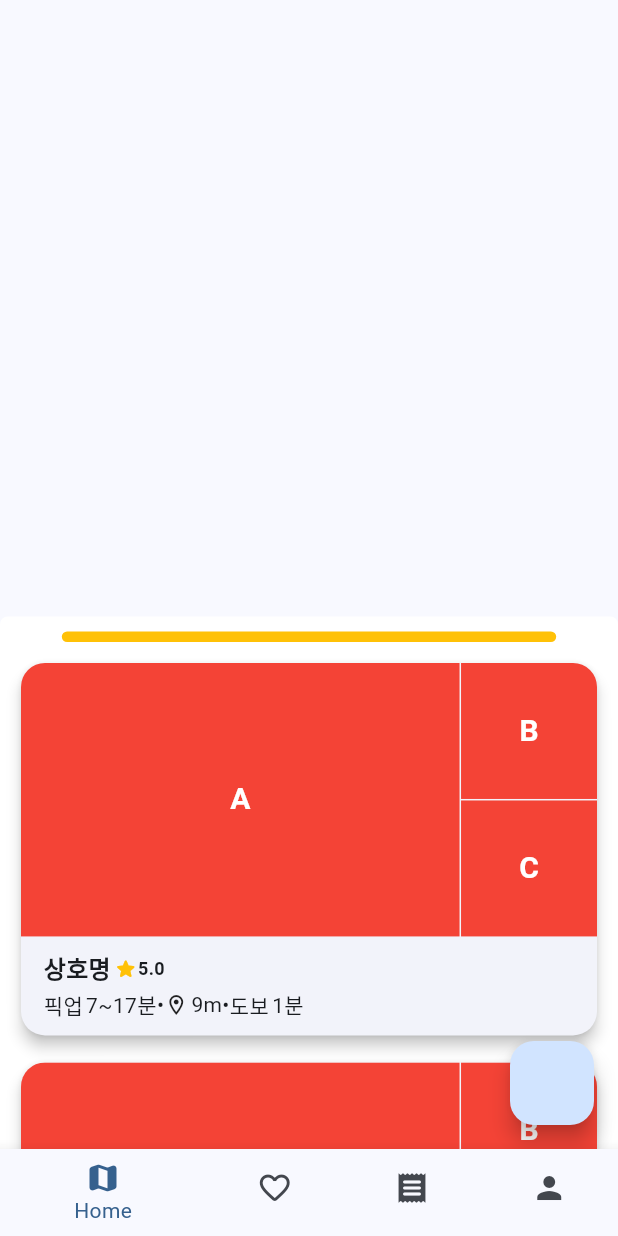
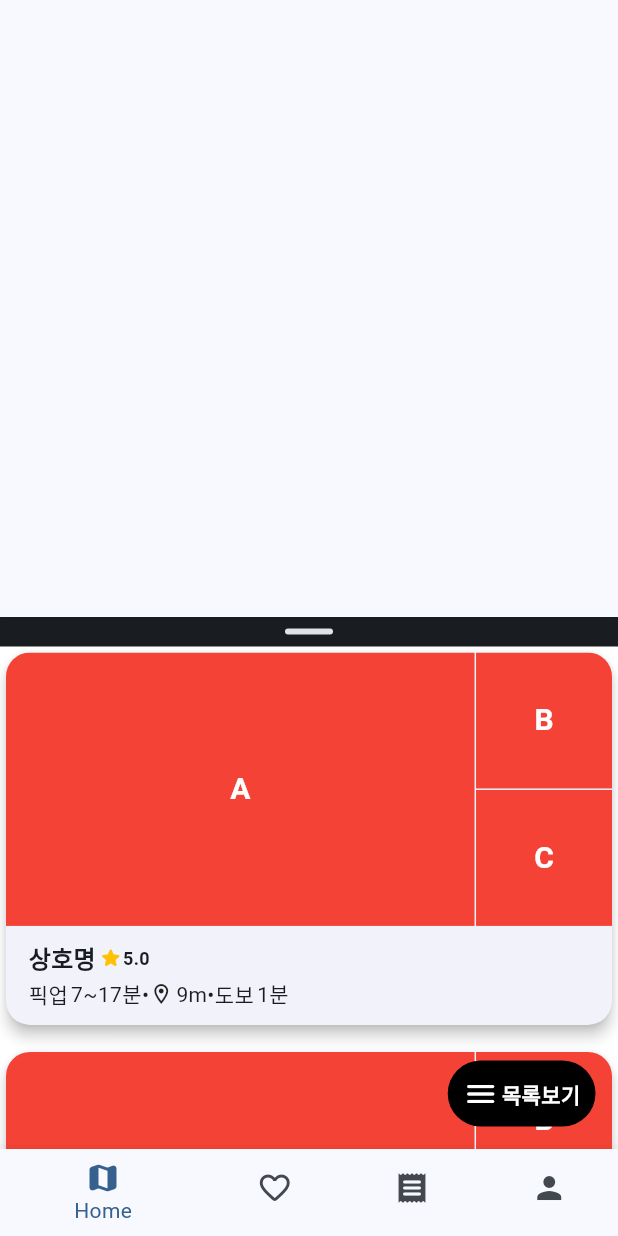
Before and after one commit to justddan/Angel_Eats_Test, a Flutter app: the screen it shows after launch, on a phone screen of 412 x 824 dp. Run offline on Flutter 3.47's test engine with Material 3 defaults, Android fonts, the phone set to English and light mode, and no system bars; our stand-ins replace geolocator, go_router; missing offline and left inert: flutter_naver_map.

Commit message:
마커 클릭 이벤트 개선 (setState 사용할 시 지도가 랜더링 되는 듯 하여 ValueNotifier로 처리)

```diff
--- a/lib/features/home/views/home_screen.dart
+++ b/lib/features/home/views/home_screen.dart
@@ -1,5 +1,6 @@
 import 'dart:async';
 
+import 'package:angel_eats_test/constants/gaps.dart';
 import 'package:angel_eats_test/features/home/views/widgets/draggable_sheet_view.dart';
 import 'package:angel_eats_test/features/home/views/widgets/naver_map_view.dart';
 import 'package:flutter/material.dart';
@@ -29,14 +30,16 @@ class HomeScreen extends StatefulWidget {
 
 class _HomeScreenState extends State<HomeScreen> {
   final Completer<NaverMapController> _mapController = Completer();
+  final ValueNotifier<NMarker?> _selectedMarker = ValueNotifier<NMarker?>(null);
   Position? currentPosition;
-  NMarker? _selectedMarker;
+  // NMarker? _selectedMarker;
 
   // Set<NAddableOverlay> overlays = {};
 
   final DraggableScrollableController _dragController =
       DraggableScrollableController();
-  double sheetPosition = 0.5;
+
+  final ValueNotifier<double> sheetPostion = ValueNotifier<double>(0.5);
 
   List<MarkerModel> mockMarkerData = [
     MarkerModel(
@@ -48,8 +51,26 @@ class _HomeScreenState extends State<HomeScreen> {
     MarkerModel(
       id: "marker-2",
       category: "cafe",
-      lat: 37.54,
-      lng: 126.96284784,
+      lat: 37.552,
+      lng: 126.962846,
+    ),
+    MarkerModel(
+      id: "marker-3",
+      category: "cafe",
+      lat: 37.554,
+      lng: 126.962846,
+    ),
+    MarkerModel(
+      id: "marker-4",
+      category: "cafe",
+      lat: 37.556,
+      lng: 126.962846,
+    ),
+    MarkerModel(
+      id: "marker-5",
+      category: "cafe",
+      lat: 37.558,
+      lng: 126.962846,
     ),
   ];
 
@@ -62,6 +83,8 @@ class _HomeScreenState extends State<HomeScreen> {
   @override
   void dispose() {
     _dragController.dispose();
+    sheetPostion.dispose();
+    _selectedMarker.dispose();
     super.dispose();
   }
 
@@ -94,10 +117,6 @@ class _HomeScreenState extends State<HomeScreen> {
       ),
       icon: iconImage,
     );
-
-    // currentMarker.setOnTapListener((NMarker marker) {
-    //   print("마커가 터치되었습니다. id: ${marker.info.id}");
-    // });
 
     controller.addOverlay(currentMarker);
 
@@ -142,22 +161,6 @@ class _HomeScreenState extends State<HomeScreen> {
     }
 
     return await Geolocator.getCurrentPosition();
-  }
-
-  void _toggleListView() {
-    if (_dragController.size == 0) {
-      _dragController.animateTo(
-        1,
-        duration: const Duration(milliseconds: 300),
-        curve: Curves.easeIn,
-      );
-    } else {
-      _dragController.animateTo(
-        0,
-        duration: const Duration(milliseconds: 300),
-        curve: Curves.easeIn,
-      );
-    }
   }
 
   // 지도 준비 완료
@@ -208,30 +211,12 @@ class _HomeScreenState extends State<HomeScreen> {
           mapInfo.lat,
           mapInfo.lng,
         ),
-        icon: await _getOverlayImage(mapInfo.category),
+        icon: await _getOverlayImage(mapInfo),
       );
 
       // 마커 클릭 이벤트 설정
       marker.setOnTapListener((NMarker marker) async {
-        final iconImage = await NOverlayImage.fromWidget(
-          widget: const Icon(
-            Icons.emoji_nature,
-            color: Colors.green,
-          ),
-          size: const Size(24, 24),
-          context: context,
-        );
-
-        updateMarker(
-            overlays,
-            NMarker(
-              id: mapInfo.id,
-              position: NLatLng(
-                mapInfo.lat,
-                mapInfo.lng,
-              ),
-              icon: iconImage,
-            ));
+        _selectedMarker.value = marker;
 
         controller.updateCamera(NCameraUpdate.scrollAndZoomTo(
           target: NLatLng(
@@ -240,6 +225,12 @@ class _HomeScreenState extends State<HomeScreen> {
           ),
           zoom: 15,
         ));
+
+        _dragController.animateTo(
+          0,
+          duration: const Duration(milliseconds: 300),
+          curve: Curves.easeIn,
+        );
       });
 
       return marker;
@@ -252,10 +243,10 @@ class _HomeScreenState extends State<HomeScreen> {
     controller.addOverlayAll(overlays);
   }
 
-  void _onMarkerTap(NMarker marker, Map<String, int> iconSize) {
-    setState(() {
-      _selectedMarker = marker;
-    });
+  void onTestTap() async {
+    final NaverMapController controller = await _mapController.future;
+
+    print(_selectedMarker);
   }
 
   void updateMarker(Set<NMarker> markers, NMarker updatedMarker) async {
@@ -273,7 +264,7 @@ class _HomeScreenState extends State<HomeScreen> {
     controller.addOverlayAll(modifiedOverlays);
   }
 
-  Future<NOverlayImage> _getOverlayImage(String category) async {
+  Future<NOverlayImage> _getOverlayImage(MarkerModel marker) async {
     // 카테고리 종류 API 호출 후 categories에 넣기
     final List<String> categories = [
       "cafe",
@@ -282,13 +273,34 @@ class _HomeScreenState extends State<HomeScreen> {
       "drink",
     ];
 
-    int categoryNum = categories.indexOf(category);
+    int categoryNum = categories.indexOf(marker.category);
 
     // 해당하는 asset 사진 넣기
     final List<Widget> icons = [
       const Icon(
         Icons.emoji_food_beverage_rounded,
         color: Colors.red,
+        size: 30,
+      ),
+      const Icon(
+        Icons.fastfood,
+        color: Colors.red,
+      ),
+      const Icon(
+        Icons.local_dining,
+        color: Colors.red,
+      ),
+      const Icon(
+        Icons.local_drink,
+        color: Colors.red,
+      ),
+    ];
+
+    final List<Widget> selectedIcons = [
+      const Icon(
+        Icons.emoji_food_beverage_rounded,
+        color: Colors.blue,
+        size: 30,
       ),
       const Icon(
         Icons.fastfood,
@@ -305,12 +317,34 @@ class _HomeScreenState extends State<HomeScreen> {
     ];
 
     final iconImage = await NOverlayImage.fromWidget(
-      widget: icons[categoryNum],
+      widget: marker.id == _selectedMarker.value?.info.id
+          ? selectedIcons[categoryNum]
+          : icons[categoryNum],
       size: const Size(24, 24),
       context: context,
     );
 
     return iconImage;
+  }
+
+  void _toggleListView() {
+    if (_dragController.size == 0) {
+      _dragController.animateTo(
+        1,
+        duration: const Duration(milliseconds: 300),
+        curve: Curves.easeIn,
+      );
+    } else {
+      _dragController.animateTo(
+        0,
+        duration: const Duration(milliseconds: 300),
+        curve: Curves.easeIn,
+      );
+    }
+  }
+
+  void updateButtonText(double extent) {
+    sheetPostion.value = extent;
   }
 
   @override
@@ -359,13 +393,54 @@ class _HomeScreenState extends State<HomeScreen> {
             ),
             DraggableSheetView(
               controller: _dragController,
+              onExtentChanged: updateButtonText,
             ),
+            Positioned(
+              bottom: 15,
+              right: 15,
+              child: GestureDetector(
+                onTap: _toggleListView,
+                child: Container(
+                  decoration: const BoxDecoration(
+                    color: Colors.black,
+                    borderRadius: BorderRadius.all(
+                      Radius.circular(30),
+                    ),
+                  ),
+                  padding: const EdgeInsets.all(10),
+                  child: ValueListenableBuilder(
+                      valueListenable: sheetPostion,
+                      builder: (context, extent, child) {
+                        return Row(
+                          children: [
+                            Icon(
+                              extent == 1
+                                  ? Icons.map_outlined
+                                  : Icons.menu_rounded,
+                              color: Colors.white,
+                            ),
+                            Gaps.h2,
+                            Text(
+                              extent == 1 ? "지도보기" : "목록보기",
+                              style: const TextStyle(
+                                color: Colors.white,
+                                fontSize: 14,
+                                fontWeight: FontWeight.bold,
+                              ),
+                            ),
+                          ],
+                        );
+                      }),
+                ),
+              ),
+            )
           ],
         ),
       ),
-      floatingActionButton: FloatingActionButton(
-        onPressed: _toggleListView,
-      ),
+      // floatingActionButton: FloatingActionButton(
+      //   onPressed: _toggleListView,
+      //   // onPressed: onTestTap,
+      // ),
     );
   }
 }
--- a/lib/features/home/views/widgets/draggable_sheet_view.dart
+++ b/lib/features/home/views/widgets/draggable_sheet_view.dart
@@ -6,24 +6,61 @@ class DraggableSheetView extends StatefulWidget {
   const DraggableSheetView({
     super.key,
     required this.controller,
+    required this.onExtentChanged,
   });
 
   final DraggableScrollableController controller;
+  final Function(double) onExtentChanged;
 
   @override
   State<DraggableSheetView> createState() => _DraggableSheetViewState();
 }
 
 class _DraggableSheetViewState extends State<DraggableSheetView> {
+  final double _sheetPosition = 0.5;
+
+  @override
+  void initState() {
+    super.initState();
+  }
+
+  // 무한 반복( NotificationListener 활용 )
+  // void _handleScrollNotification(ScrollNotification notification) {
+  //   if (notification is ScrollEndNotification) {
+  //     if (widget.controller.size < 1) {
+  //       widget.controller.animateTo(
+  //         0,
+  //         duration: const Duration(milliseconds: 300),
+  //         curve: Curves.easeIn,
+  //       );
+  //     } else if (widget.controller.size > 0) {
+  //       widget.controller.animateTo(
+  //         1,
+  //         duration: const Duration(milliseconds: 300),
+  //         curve: Curves.easeIn,
+  //       );
+  //     }
+
+  //     setState(() {
+  //       _sheetPosition = widget.controller.size;
+  //     });
+  //     print('Scroll ended. Current extent: ${widget.controller.size}');
+  //   }
+  // }
+
   @override
   Widget build(BuildContext context) {
-    const double initialSize = 0.5;
     const double minSize = 0.0;
     const double maxSize = 1;
 
-    return DraggableScrollableSheet(
+    return NotificationListener<DraggableScrollableNotification>(
+      onNotification: (notification) {
+        widget.onExtentChanged(notification.extent);
+        return true;
+      },
+      child: DraggableScrollableSheet(
         controller: widget.controller,
-      initialChildSize: initialSize,
+        initialChildSize: _sheetPosition,
         minChildSize: minSize,
         maxChildSize: maxSize,
         builder: (context, scrollController) {
@@ -37,20 +74,9 @@ class _DraggableSheetViewState extends State<DraggableSheetView> {
             ),
             child: SingleChildScrollView(
               controller: scrollController,
-            child: Padding(
-              padding: const EdgeInsets.all(10.0),
               child: Column(
-                crossAxisAlignment: CrossAxisAlignment.center,
                 children: [
-                  Container(
-                    width: MediaQuery.of(context).size.width * 0.8,
-                    height: 7,
-                    decoration: const BoxDecoration(
-                      borderRadius: BorderRadius.all(Radius.circular(20)),
-                      color: Colors.amber,
-                    ),
-                  ),
-                  Gaps.v10,
+                  const Grabber(),
                   ListView.separated(
                     shrinkWrap: true,
                     physics: const NeverScrollableScrollPhysics(),
@@ -63,9 +89,36 @@ class _DraggableSheetViewState extends State<DraggableSheetView> {
                 ],
               ),
             ),
-          ),
           );
         },
+      ),
     );
   }
 }
+
+class Grabber extends StatelessWidget {
+  const Grabber({
+    super.key,
+  });
+  @override
+  Widget build(BuildContext context) {
+    final ColorScheme colorScheme = Theme.of(context).colorScheme;
+
+    return Container(
+      width: double.infinity,
+      color: colorScheme.onSurface,
+      child: Align(
+        alignment: Alignment.topCenter,
+        child: Container(
+          margin: const EdgeInsets.symmetric(vertical: 8.0),
+          width: 32.0,
+          height: 4.0,
+          decoration: BoxDecoration(
+            color: colorScheme.surfaceContainerHighest,
+            borderRadius: BorderRadius.circular(8.0),
+          ),
+        ),
+      ),
+    );
+  }
+}
```
Lines whose indentation alone changed are shown as unchanged.
